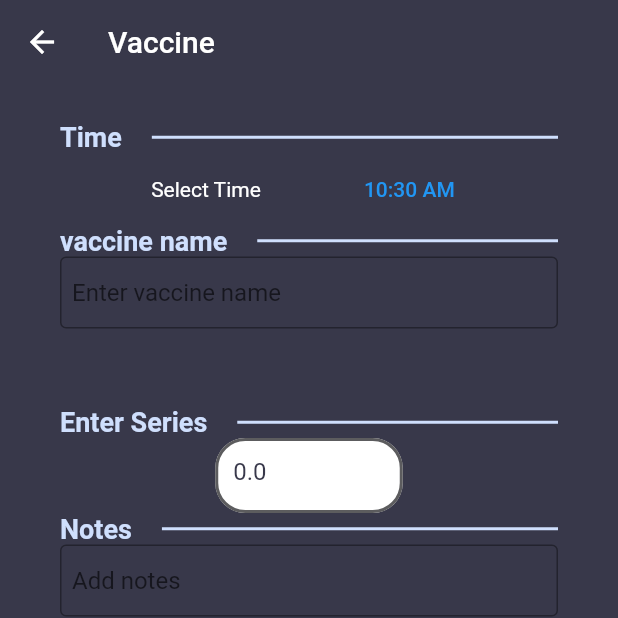
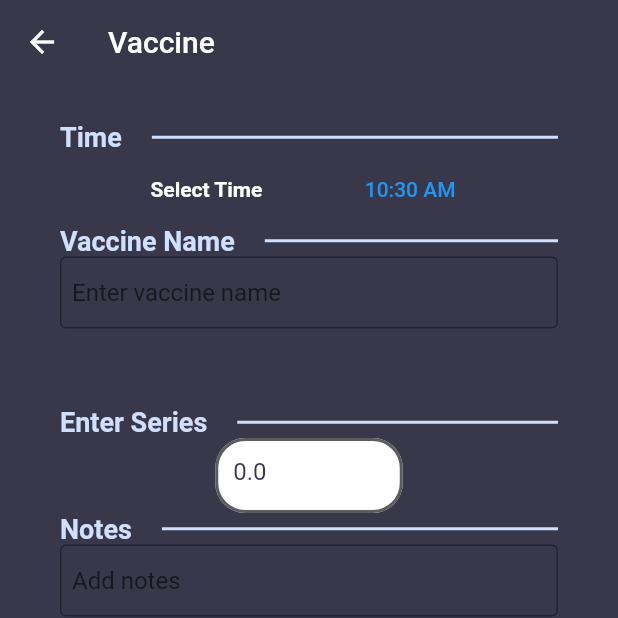
Before and after one commit to andycobson/TowelsOfTheGalaxy, a Flutter app: the VaccineView screen opened directly, on a phone screen of 412 x 824 dp, the top half of it. Run offline on Flutter 3.47's test engine with Material 2 defaults, Android fonts, the phone set to English and light mode, and no system bars; our stand-ins replace cloud_firestore, equatable, firebase_auth, firebase_core, shared_preferences; accounts and stored records are empty; generated files the repository leaves out were written again.

Commit message:
Added bold font

```diff
--- a/lib/view/metric_views/diaper_view.dart
+++ b/lib/view/metric_views/diaper_view.dart
@@ -109,7 +109,10 @@ class _DiaperViewState extends State<DiaperView> {
                 children: [
                   const Text(
                     'Start Time',
-                    style: TextStyle(color: Colors.white),
+                    style: TextStyle(
+                      color: Colors.white,
+                      fontWeight: FontWeight.bold,
+                    ),
                   ),
                   TextButton(
                     child: Text(
--- a/lib/view/metric_views/growth_view.dart
+++ b/lib/view/metric_views/growth_view.dart
@@ -127,7 +127,10 @@ class _GrowthViewState extends State<GrowthView> {
                 children: [
                   const Text(
                     'Start Time',
-                    style: TextStyle(color: Colors.white),
+                    style: TextStyle(
+                      color: Colors.white,
+                      fontWeight: FontWeight.bold,
+                    ),
                   ),
                   TextButton(
                     child: Text(
--- a/lib/view/metric_views/temperature_view.dart
+++ b/lib/view/metric_views/temperature_view.dart
@@ -122,7 +122,10 @@ class _TemperatureViewState extends State<TemperatureView> {
                 children: [
                   const Text(
                     'Temperature Time',
-                    style: TextStyle(color: Colors.white),
+                    style: TextStyle(
+                      color: Colors.white,
+                      fontWeight: FontWeight.bold,
+                    ),
                   ),
                   TextButton(
                     child: Text(time.format(context)),
--- a/lib/view/metric_views/test_view.dart
+++ b/lib/view/metric_views/test_view.dart
@@ -269,7 +269,10 @@ class _BottleViewState extends State<BottleView> {
           children: [
             const Text(
               'Start Time',
-              style: TextStyle(color: Colors.white),
+              style: TextStyle(
+                color: Colors.white,
+                fontWeight: FontWeight.bold,
+              ),
             ),
             TextButton(
               child: Text(
--- a/lib/view/metric_views/throwup_view.dart
+++ b/lib/view/metric_views/throwup_view.dart
@@ -127,7 +127,10 @@ class _ThrowUpViewState extends State<ThrowUpView> {
                 children: [
                   const Text(
                     'Start Time',
-                    style: TextStyle(color: Colors.white),
+                    style: TextStyle(
+                      color: Colors.white,
+                      fontWeight: FontWeight.bold,
+                    ),
                   ),
                   TextButton(
                     child: Text(
--- a/lib/view/metric_views/vaccine_view.dart
+++ b/lib/view/metric_views/vaccine_view.dart
@@ -122,7 +122,10 @@ class _VaccineViewState extends State<VaccineView> {
                 children: [
                   const Text(
                     'Select Time',
-                    style: TextStyle(color: Colors.white),
+                    style: TextStyle(
+                      color: Colors.white,
+                      fontWeight: FontWeight.bold,
+                    ),
                   ),
                   TextButton(
                     child: Text(
@@ -141,7 +144,7 @@ class _VaccineViewState extends State<VaccineView> {
                   ),
                 ],
               ),
-              const TextDivider(text: 'vaccine name'),
+              const TextDivider(text: 'Vaccine Name'),
               SizedBox(
                 height: 100,
                 child: Scrollbar(
```
Also changed, not shown: lib/view/metric_views/food_view.dart (+15 -4 lines), lib/view/metric_views/sleep_view.dart (+8 -2 lines).
